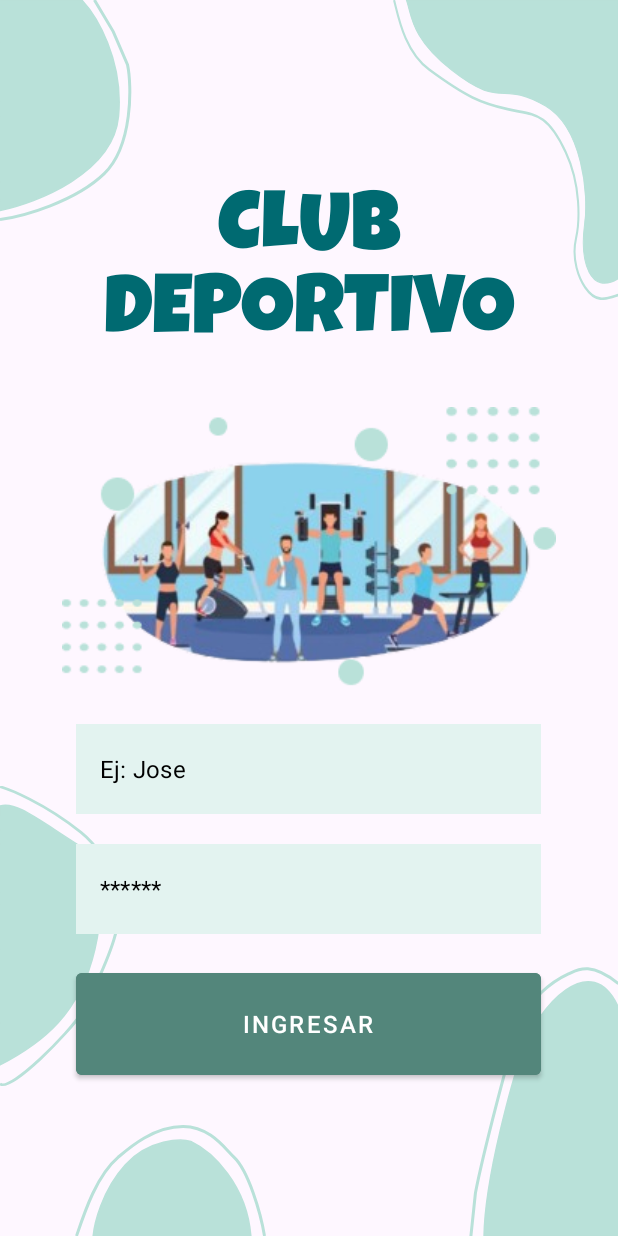
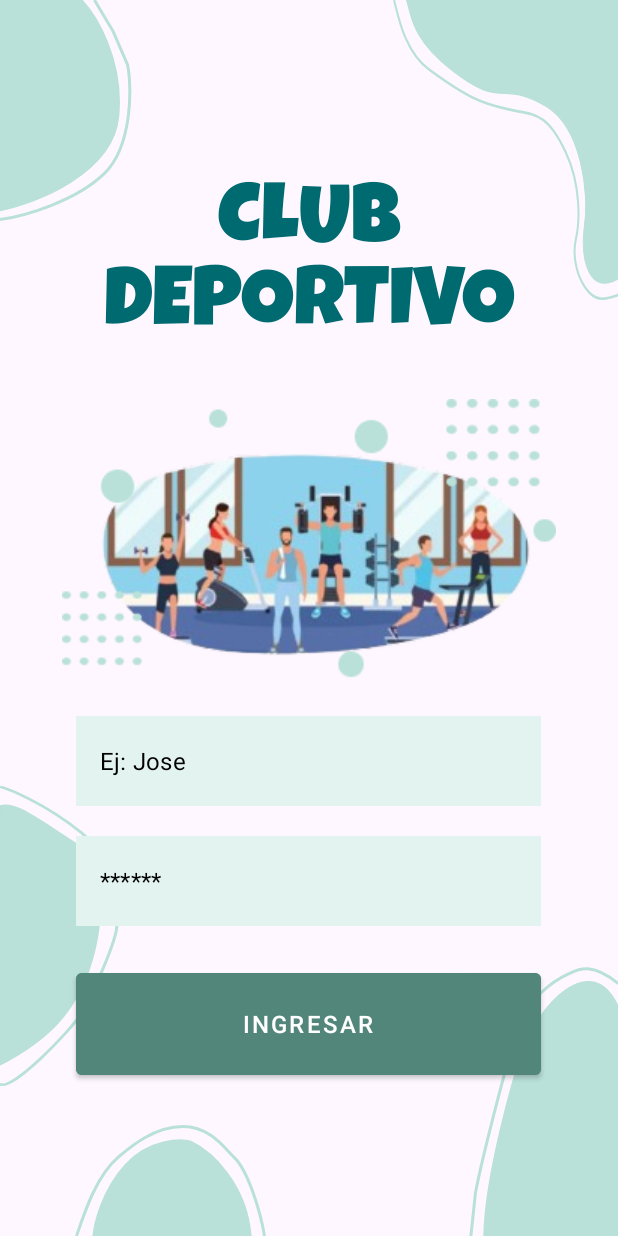
Before and after one commit to fazcue/DamProyectoIntegrador, an Android app: the screen it shows after launch (MainActivity), on a phone screen of 412 x 824 dp. Run offline under Robolectric (Android 15) with nearby library versions, the phone set to English and light mode, and no system bars.

Commit message:
Add margin to Button

```diff
--- a/app/src/main/res/values/styles.xml
+++ b/app/src/main/res/values/styles.xml
@@ -25,6 +25,8 @@
     <style name="ButtonStyle" parent="Widget.MaterialComponents.Button">
         <item name="android:layout_width">310dp</item>
         <item name="android:layout_height">80dp</item>
+        <item name="android:layout_marginTop">5dp</item>
+        <item name="android:layout_marginBottom">5dp</item>
         <item name="android:backgroundTint">@color/colorPrimary</item>
         <item name="android:textSize">16sp</item>
         <item name="android:textColor">@color/colorButtonText</item>
```
